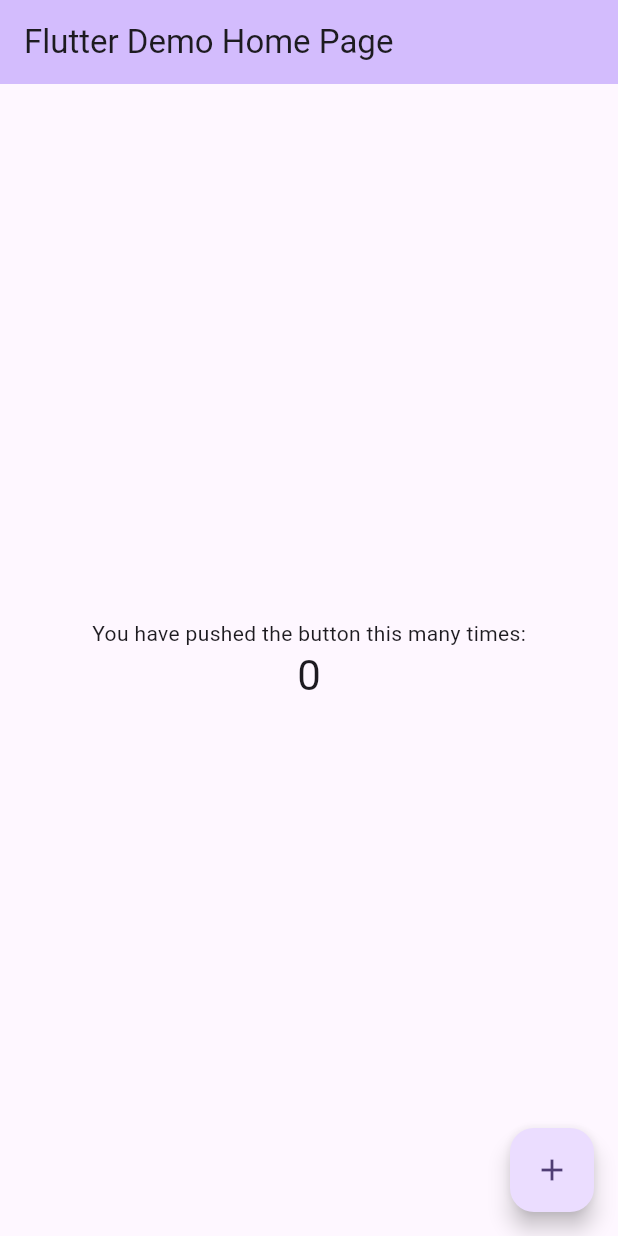
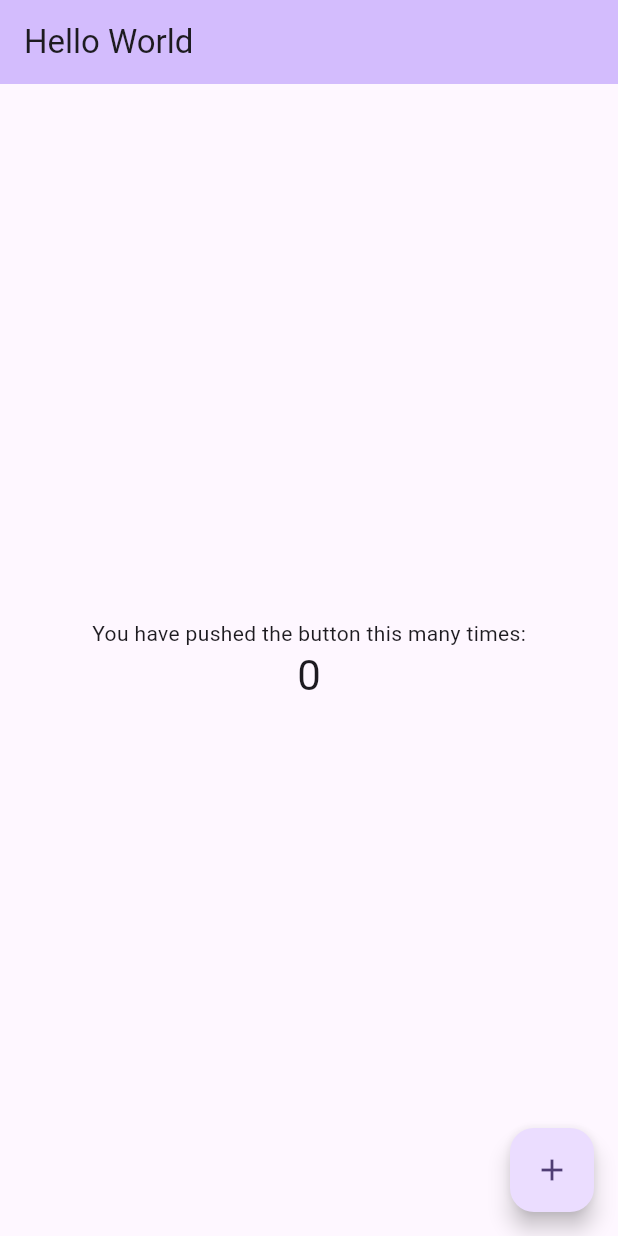
Before and after one commit to haiharryit/demo, a Flutter app: the screen it shows after launch, on a phone screen of 412 x 824 dp. Run offline on Flutter 3.47's test engine with Material 2 defaults, Android fonts, the phone set to English and light mode, and no system bars.

Commit message:
implemented feature 1

```diff
--- a/lib/main.dart
+++ b/lib/main.dart
@@ -31,7 +31,7 @@ class MyApp extends StatelessWidget {
         colorScheme: ColorScheme.fromSeed(seedColor: Colors.deepPurple),
         useMaterial3: true,
       ),
-      home: const MyHomePage(title: 'Flutter Demo Home Page'),
+      home: const MyHomePage(title: 'Hello World'),
     );
   }
 }
```
